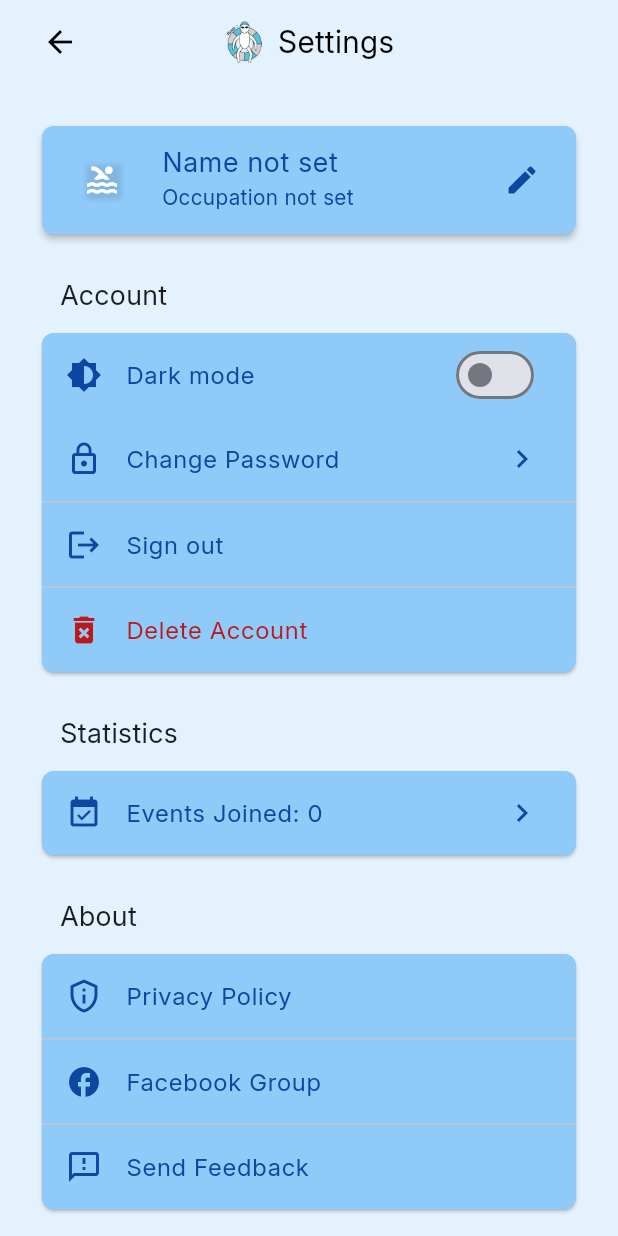
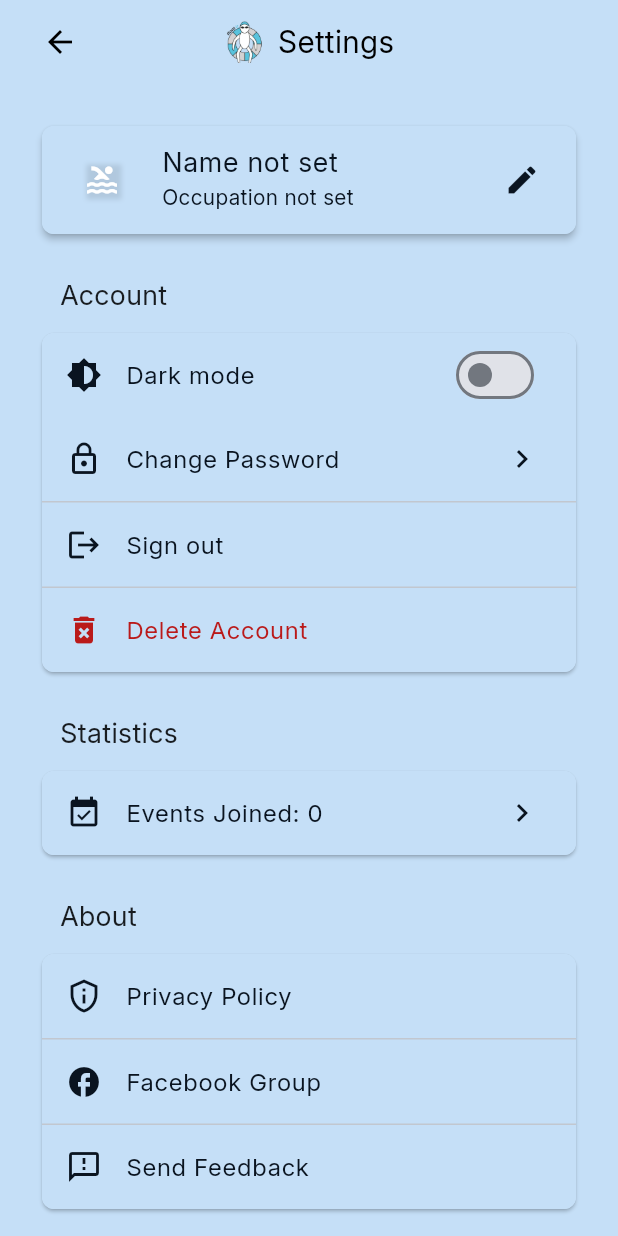
Before and after one commit to FloatIT-ITU/FloatIT-app, a Flutter app: the screen it shows once a user with an empty profile is signed in, after a tap on the "settings" icon, on a phone screen of 412 x 824 dp. Run offline on Flutter 3.47's test engine with Material 3 defaults, Android fonts, the phone set to English and light mode, and no system bars; our stand-ins replace cloud_firestore, firebase_auth, firebase_core, flutter_colorpicker, flutter_markdown, shared_preferences; missing offline and left inert: dart:html, markdown; accounts and stored records are empty; network calls fail.

Commit message:
Redesign app color palette with custom theme system
- Update light mode colors: primary #458fcd, background #c5dff7, text #0a1420
- Add status colors: success #22c55e, warning #f36f47
- Maintain dark mode consistency with proper contrast
- Update theme configuration to use new color palette
- Add comprehensive COLOR_THEME_GUIDE.md for developers
- Include helper methods for theme-aware color selection
- Document how to modify colors for both light and dark modes

```diff
--- a/lib/src/app.dart
+++ b/lib/src/app.dart
@@ -45,37 +45,37 @@ class FloatITApp extends StatelessWidget {
             elevatedButtonTheme: ElevatedButtonThemeData(
               style: ElevatedButton.styleFrom(
                 backgroundColor: AppThemeColors.lightPrimary,
-                foregroundColor: AppThemeColors.lightOnPrimary,
+                foregroundColor: AppThemeColors.lightText, // Text on buttons
               ),
             ),
             outlinedButtonTheme: OutlinedButtonThemeData(
               style: OutlinedButton.styleFrom(
                 side: const BorderSide(color: AppThemeColors.lightPrimary),
-                foregroundColor: AppThemeColors.lightOnPrimary,
+                foregroundColor: AppThemeColors.lightText, // Text on outlined buttons
               ),
             ),
             textButtonTheme: TextButtonThemeData(
               style: TextButton.styleFrom(
                   foregroundColor: AppThemeColors.lightPrimary),
             ),
-            appBarTheme: const AppBarTheme(
+            appBarTheme: AppBarTheme(
                 backgroundColor: AppThemeColors.lightPrimary,
-                foregroundColor: AppThemeColors.lightOnPrimary),
+                foregroundColor: AppThemeColors.lightText), // Text/icons on app bar
             inputDecorationTheme: InputDecorationTheme(
               filled: true,
               fillColor: AppThemeColors.lightSurface,
               border: OutlineInputBorder(
                   borderRadius: BorderRadius.circular(8.0)),
             ),
-            listTileTheme: const ListTileThemeData(
+            listTileTheme: ListTileThemeData(
               tileColor: AppThemeColors.cardLight,
-              iconColor: AppThemeColors.lightOnBackground,
-              textColor: AppThemeColors.lightOnBackground,
+              iconColor: AppThemeColors.lightText, // Icons in list tiles
+              textColor: AppThemeColors.lightText, // Text in list tiles
             ),
-            snackBarTheme: const SnackBarThemeData(
+            snackBarTheme: SnackBarThemeData(
                 backgroundColor: AppThemeColors.lightPrimary,
                 contentTextStyle:
-                    TextStyle(color: AppThemeColors.lightOnPrimary)),
+                    TextStyle(color: AppThemeColors.lightText)), // Text in snackbars
             cardTheme: CardTheme(
               color: AppThemeColors.cardLight,
               shape: RoundedRectangleBorder(
@@ -93,37 +93,37 @@ class FloatITApp extends StatelessWidget {
             elevatedButtonTheme: ElevatedButtonThemeData(
               style: ElevatedButton.styleFrom(
                 backgroundColor: AppThemeColors.darkPrimary,
-                foregroundColor: AppThemeColors.darkOnPrimary,
+                foregroundColor: AppThemeColors.darkText,
               ),
             ),
             outlinedButtonTheme: OutlinedButtonThemeData(
               style: OutlinedButton.styleFrom(
                 side: const BorderSide(color: AppThemeColors.darkPrimary),
-                foregroundColor: AppThemeColors.darkOnPrimary,
+                foregroundColor: AppThemeColors.darkText,
               ),
             ),
             textButtonTheme: TextButtonThemeData(
               style: TextButton.styleFrom(
                   foregroundColor: AppThemeColors.darkPrimary),
             ),
-            appBarTheme: const AppBarTheme(
+            appBarTheme: AppBarTheme(
                 backgroundColor: AppThemeColors.darkSurface,
-                foregroundColor: AppThemeColors.darkOnPrimary),
+                foregroundColor: AppThemeColors.darkText),
             inputDecorationTheme: InputDecorationTheme(
               filled: true,
               fillColor: AppThemeColors.darkSurface,
               border: OutlineInputBorder(
                   borderRadius: BorderRadius.circular(8.0)),
             ),
-            listTileTheme: const ListTileThemeData(
+            listTileTheme: ListTileThemeData(
               tileColor: AppThemeColors.cardDark,
-              iconColor: AppThemeColors.darkOnBackground,
-              textColor: AppThemeColors.darkOnBackground,
+              iconColor: AppThemeColors.darkText,
+              textColor: AppThemeColors.darkText,
             ),
-            snackBarTheme: const SnackBarThemeData(
+            snackBarTheme: SnackBarThemeData(
                 backgroundColor: AppThemeColors.darkSurface,
                 contentTextStyle:
-                    TextStyle(color: AppThemeColors.darkOnBackground)),
+                    TextStyle(color: AppThemeColors.darkText)),
             cardTheme: CardTheme(
               color: AppThemeColors.cardDark,
               shape: RoundedRectangleBorder(
--- a/lib/src/theme_colors.dart
+++ b/lib/src/theme_colors.dart
@@ -1,69 +1,130 @@
 import 'package:flutter/material.dart';
 
-/// Centralized color palette for the app.
+/// Centralized color palette for the FloatIT app.
 ///
-/// This file intentionally groups colors by purpose and theme so it's clear
-/// which values are used for light vs dark modes. Add new colors here when
-/// they should be reused across widgets instead of being inlined locally.
+/// This file defines all colors used throughout the application.
+/// Colors are organized by theme (light/dark) and purpose for easy maintenance.
+///
+/// HOW TO CHANGE COLORS:
+/// =====================
+///
+/// For Light Mode:
+/// - Update the 'Light theme palette' section below
+/// - Colors will automatically apply to all widgets using AppThemeColors
+///
+/// For Dark Mode:
+/// - Update the 'Dark theme palette' section below
+/// - Add corresponding dark mode colors for any new light mode colors
+///
+/// Color Usage Guide:
+/// - primary: Main brand color for buttons, active states, highlights
+/// - secondary: Secondary actions, less prominent elements
+/// - background: Main app background color
+/// - surface: Card backgrounds, elevated surfaces
+/// - onBackground: Text color on background
+/// - success: Positive actions, checkmarks, confirmations
+/// - warning: Warnings, errors, destructive actions
+/// - text: Primary text color
+///
+/// After changing colors, restart the app to see changes.
+/// All colors are applied through the MaterialApp theme in app.dart
 class AppThemeColors {
   // -----------------------------------------------------------------------
-  // Light theme palette - Blue shades
+  // Light theme palette - Custom blue theme
   // -----------------------------------------------------------------------
-  static const Color lightPrimary = Color(0xFF1976D2); // Medium blue
-  static const Color lightOnPrimary = Color(0xFFFFFFFF);
-  static const Color lightSecondary = Color(0xFF2196F3); // Bright blue
-  static const Color lightBackground = Color(0xFFE3F2FD); // Very light blue
-  static const Color lightSurface = Color(0xFFBBDEFB); // Light blue surface
-  static const Color lightOnBackground = Color(0xFF0D47A1); // Dark blue text
-  static const Color cardLight = Color(0xFF90CAF9); // Light blue cards
+  static const Color lightPrimary = Color(0xFF458FCD); // Main menu items, buttons, sections
+  static const Color lightOnPrimary = Color(0xFF0A1420); // Text on primary color
+  static const Color lightSecondary = Color(0xFF458FCD); // Secondary elements
+  static const Color lightBackground = Color(0xFFC5DFF7); // Main background
+  static const Color lightSurface = Color(0xFFC5DFF7); // Surface backgrounds
+  static const Color lightOnBackground = Color(0xFF0A1420); // Text color
+  static const Color cardLight = Color(0xFFC5DFF7); // Card backgrounds
+
+  // Status colors for light mode
+  static const Color lightSuccess = Color(0xFF22C55E); // Checkmarks, success states
+  static const Color lightWarning = Color(0xFFF36F47); // Warnings, errors
+  static const Color lightText = Color(0xFF0A1420); // Primary text color
 
   // -----------------------------------------------------------------------
-  // Dark theme palette - Blue shades
+  // Dark theme palette - Dark blue theme (maintain contrast)
   // -----------------------------------------------------------------------
-  static const Color darkPrimary = Color(0xFF64B5F6); // Light blue for dark theme
-  static const Color darkOnPrimary = Color(0xFF000000);
-  static const Color darkSecondary = Color(0xFF1976D2); // Medium blue
-  static const Color darkBackground = Color(0xFF0D1B2A); // Dark blue background
-  static const Color darkSurface = Color(0xFF1B263B); // Dark blue surface
+  static const Color darkPrimary = Color(0xFF458FCD); // Same as light for consistency
+  static const Color darkOnPrimary = Color(0xFF0A1420); // Text on primary
+  static const Color darkSecondary = Color(0xFF458FCD); // Secondary elements
+  static const Color darkBackground = Color(0xFF0D1B2A); // Dark background
+  static const Color darkSurface = Color(0xFF1B263B); // Dark surfaces
   static const Color darkOnBackground = Color(0xFFE0E1DD); // Light text on dark
-  static const Color cardDark = Color(0xFF415A77); // Medium dark blue cards
+  static const Color cardDark = Color(0xFF415A77); // Dark card backgrounds
+
+  // Status colors for dark mode
+  static const Color darkSuccess = Color(0xFF22C55E); // Checkmarks, success states
+  static const Color darkWarning = Color(0xFFF36F47); // Warnings, errors
+  static const Color darkText = Color(0xFFE0E1DD); // Primary text color
 
   // -----------------------------------------------------------------------
-  // Banners and special-purpose colors - Blue shades
-  static const Color bannerGlobalLight = Color(0xFF42A5F5); // Light blue
-  static const Color bannerGlobalDark = Color(0xFF42A5F5);
+  // Banners and special-purpose colors
+  // -----------------------------------------------------------------------
+  static const Color bannerGlobalLight = Color(0xFF458FCD);
+  static const Color bannerGlobalDark = Color(0xFF458FCD);
 
-  static const Color bannerEventLight = Color(0xFF64B5F6); // Lighter blue
-  static const Color bannerEventDark = Color(0xFF64B5F6);
+  static const Color bannerEventLight = Color(0xFF458FCD);
+  static const Color bannerEventDark = Color(0xFF458FCD);
 
-  static const Color systemMessageColor = Color(0xFFFFFFFF); // White for system messages
+  static const Color systemMessageColor = Color(0xFFFFFFFF);
 
-  static const Color bannerMainPagesLight = Color(0xFF1976D2); // Medium blue
-  static const Color bannerMainPagesDark = Color(0xFF1976D2);
+  static const Color bannerMainPagesLight = Color(0xFF458FCD);
+  static const Color bannerMainPagesDark = Color(0xFF458FCD);
 
-  static const Color bannerSubPagesLight = Color(0xFF1976D2); // Medium blue
-  static const Color bannerSubPagesDark = Color(0xFF1976D2);
+  static const Color bannerSubPagesLight = Color(0xFF458FCD);
+  static const Color bannerSubPagesDark = Color(0xFF458FCD);
 
-// Page banner text colors (not global or event notifications)
-  static const Color bannerTextLight = Color(0xFFFFFFFF);
-  static const Color bannerTextDark = Color(0xFFFFFFFF);
+  // Page banner text colors
+  static const Color bannerTextLight = Color(0xFF0A1420);
+  static const Color bannerTextDark = Color(0xFFE0E1DD);
 
-  // Notification banner text colors (global/event-scoped banners)
-  static const Color bannerGlobalTextLight = Color(0xFF000000);
-  static const Color bannerGlobalTextDark = Color(0xFF000000);
+  // Notification banner text colors
+  static const Color bannerGlobalTextLight = Color(0xFF0A1420);
+  static const Color bannerGlobalTextDark = Color(0xFF0A1420);
 
-  static const Color bannerEventTextLight = Color(0xFF000000);
-  static const Color bannerEventTextDark = Color(0xFF000000);
+  static const Color bannerEventTextLight = Color(0xFF0A1420);
+  static const Color bannerEventTextDark = Color(0xFF0A1420);
+
   // -----------------------------------------------------------------------
   // Utilities / overlay / shadows
-  // Keep these documented so it's obvious where they're intended to be used.
-  // - `transparent`: alias for a fully transparent color (use where explicit
-  //   transparency helps readability; otherwise `Colors.transparent` is fine).
-  // - `shadow`: default BoxShadow color (black with ~10% alpha). Prefer using
-  //   this rather than repeating alpha math across the repo.
-  // - `primaryOverlayLow`: a low-opacity overlay using the light primary color
-  //   (approx 8% alpha). Used for subtle highlighted backgrounds.
+  // -----------------------------------------------------------------------
   static const Color transparent = Color(0x00000000);
   static const Color shadow = Color(0x1A000000); // ~10% black
-  static const Color primaryOverlayLow = Color(0x141976D2); // ~8% medium blue
+  static const Color primaryOverlayLow = Color(0x14458FCD); // ~8% primary color
+
+  // -----------------------------------------------------------------------
+  // Helper methods for theme-aware colors
+  // -----------------------------------------------------------------------
+
+  /// Get the appropriate primary color based on current theme brightness
+  static Color primary(BuildContext context) {
+    return Theme.of(context).brightness == Brightness.light
+        ? lightPrimary
+        : darkPrimary;
+  }
+
+  /// Get the appropriate success color based on current theme brightness
+  static Color success(BuildContext context) {
+    return Theme.of(context).brightness == Brightness.light
+        ? lightSuccess
+        : darkSuccess;
+  }
+
+  /// Get the appropriate warning color based on current theme brightness
+  static Color warning(BuildContext context) {
+    return Theme.of(context).brightness == Brightness.light
+        ? lightWarning
+        : darkWarning;
+  }
+
+  /// Get the appropriate text color based on current theme brightness
+  static Color text(BuildContext context) {
+    return Theme.of(context).brightness == Brightness.light
+        ? lightText
+        : darkText;
+  }
 }
```
Also changed, not shown: 1 other file.
